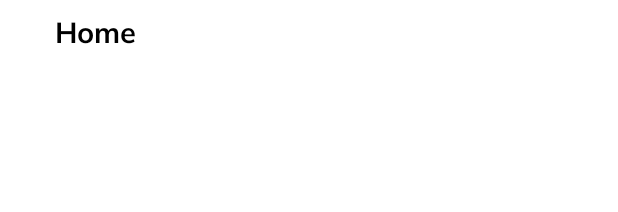
After one commit to RedEyesNCode/aestores.online_Kotlin, an Android app: the layout super_category_item.xml on its own in the app's theme, with its tools: preview values and no code run, on a phone screen of 412 x 824 dp. The commit adds this screen. Shown: the top 212 px of the screen. Run offline under Robolectric (Android 15) with nearby library versions, the phone set to English and light mode, and no system bars; network calls fail.

Commit message:
Update for subcategory design, working in superCategory adapter

```diff
--- a/app/src/main/java/com/ushatech/aestoreskotlin/domain/ApiService.kt
+++ b/app/src/main/java/com/ushatech/aestoreskotlin/domain/ApiService.kt
@@ -40,6 +40,10 @@ interface ApiService {
     fun getAllSubCategoryForCategory(@Query("categoryId") categoryId:String):Call<SubCateogryResponse>
 
 
+    @GET("api/v1/superCategoriesBySubcategoryId")
+    fun getAllSuperCateogryByCategory(@Query("subCategoryId") subCategoryId:String):Call<SubCateogryResponse>
+
+
     @GET("api/v1/products")
     fun searchProducts(@Query ("search") searchTerm:String, @Query("categoryId") categoryId: Int?, @Query("subCategoryId") subCategoryId: Int?, @Query("page") page: Int?, @Query("superCategoryId") superCategoryId: Int?):Call<SearchProductResponse>
 
--- a/app/src/main/java/com/ushatech/aestoreskotlin/domain/MainRepository.kt
+++ b/app/src/main/java/com/ushatech/aestoreskotlin/domain/MainRepository.kt
@@ -16,7 +16,7 @@ class MainRepository {
     suspend fun getAllCategories() = AndroidClient().apiInterface.getAllCategories()
 
     suspend fun getAllSubcategoryForCategory(categoryId:String) = AndroidClient().apiInterface.getAllSubCategoryForCategory(categoryId)
-
+    suspend fun  getAllSuperCategory(subCategoryId: String) = AndroidClient().apiInterface.getAllSuperCateogryByCategory(subCategoryId)
     suspend fun searchProduct(
         searchTerm:String,
         categoryId: Int?,
--- /dev/null
+++ b/app/src/main/res/layout/super_category_item.xml
@@ -0,0 +1,17 @@
+<?xml version="1.0" encoding="utf-8"?>
+<LinearLayout xmlns:android="http://schemas.android.com/apk/res/android"
+    android:orientation="vertical"
+    android:layout_width="match_parent"
+    android:layout_height="match_parent">
+    <TextView
+        android:layout_width="wrap_content"
+        android:text="Home"
+        android:id="@+id/tvSuperCategoryName"
+        android:textColor="@color/black"
+        android:layout_marginStart="@dimen/_28sdp"
+        android:layout_marginTop="@dimen/_6sdp"
+
+        android:fontFamily="@font/mulish_bold"
+        android:textSize="@dimen/_15sdp"
+        android:layout_height="wrap_content"/>
+</LinearLayout>
```
Also changed, not shown: app/src/main/java/com/ushatech/aestoreskotlin/presentation/DashboardViewModel.kt (+59 -0 lines), app/src/main/java/com/ushatech/aestoreskotlin/ui/adapter/SubcategoryAdapter.kt (+17 -0 lines), app/src/main/res/layout/subcategory_item.xml (+39 -2 lines).
